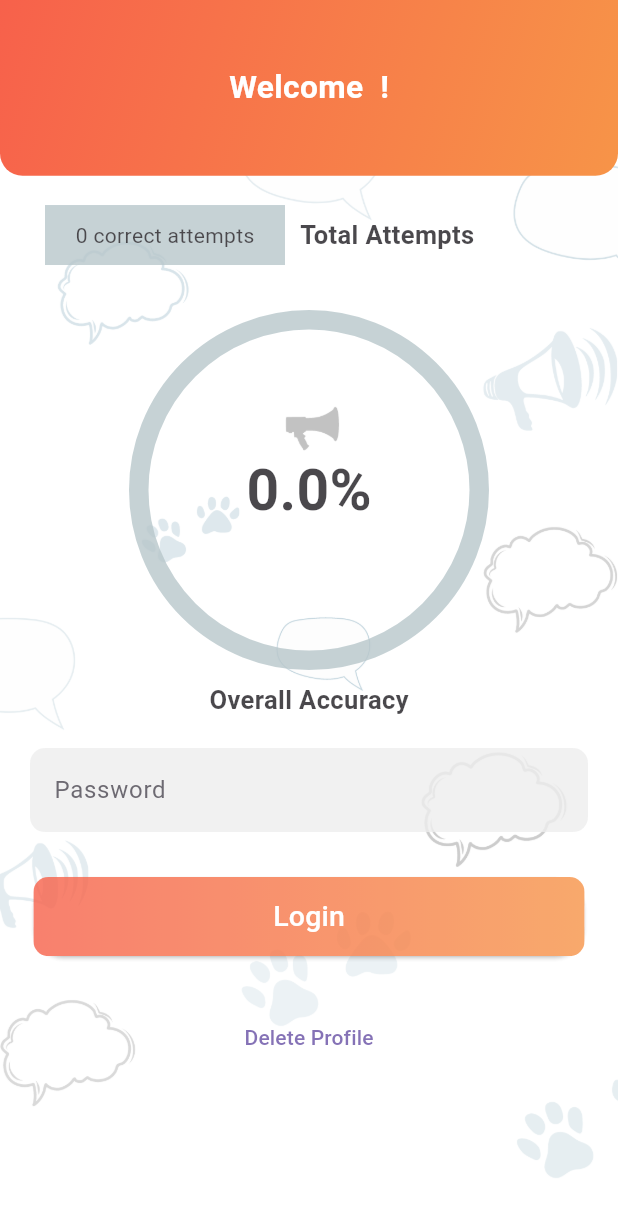
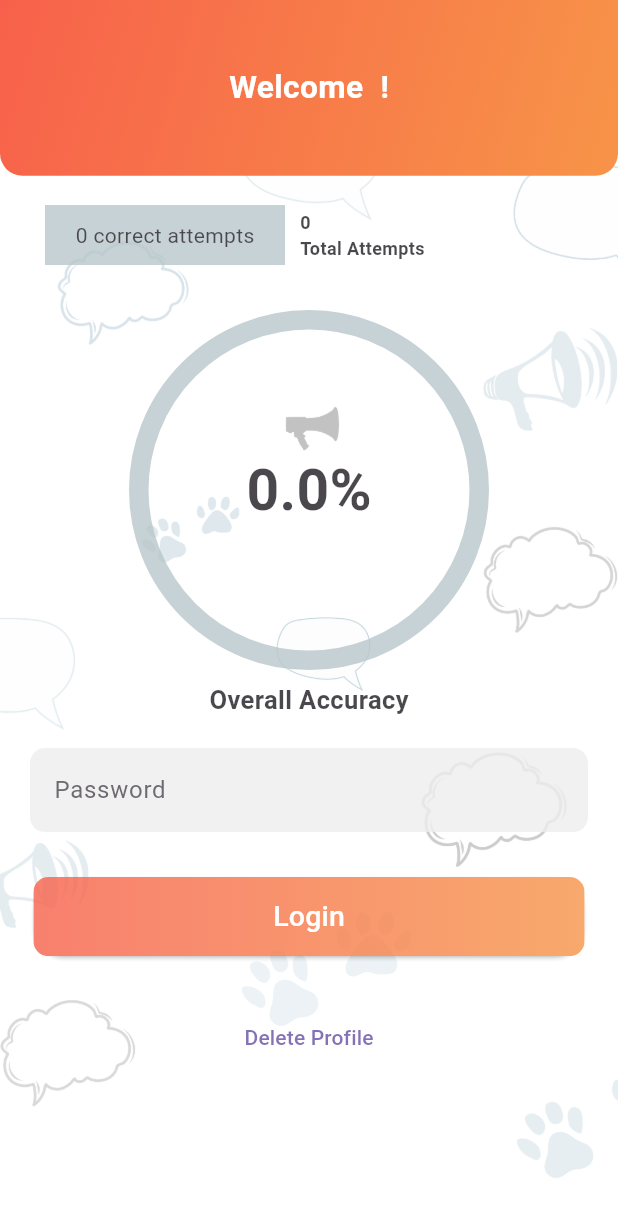
Before and after one commit to hasnainsajid824/PronouncePal, a Flutter app: the ProfilePassword screen opened directly, on a phone screen of 412 x 824 dp. Shown: the top 1217 px of the screen. Run offline on Flutter 3.47's test engine with Material 3 defaults, Android fonts, the light colour scheme and no system bars; drawn by our look-alikes of percent_indicator; our stand-ins replace confetti, flutter_screenutil, flutter_tts, get, rive, shared_preferences and 1 more; accounts and stored records are empty.

Commit message:
total attempts added

```diff
--- a/lib/Pages/profilepassword_screen.dart
+++ b/lib/Pages/profilepassword_screen.dart
@@ -20,6 +20,7 @@ class _ProfilePasswordState extends State<ProfilePassword> {
   double _translationY = 50.0;
   double _progress = 0.0;
   int _correctlyPronouncedWords = 0;
+  int total_words = 0;
   var profileName = "";
   @override
   void initState() {
@@ -47,6 +48,7 @@ class _ProfilePasswordState extends State<ProfilePassword> {
           _progress = progressData['progress'].toDouble() / 100;
           _correctlyPronouncedWords =
               progressData['correctly_pronounced_words'];
+          total_words = progressData['total_words_attempted'];
         });
       }
     } catch (error) {
@@ -119,11 +121,11 @@ class _ProfilePasswordState extends State<ProfilePassword> {
                                 animation: true,
                                 animationDuration: 1000,
                                 lineHeight: 40.0,
-                                trailing: const Text(
-                                  "Total Attempts",
+                                trailing: Text(
+                                  "$total_words\nTotal Attempts",
                                   style: TextStyle(
                                     fontWeight: FontWeight.bold,
-                                    fontSize: 17.0,
+                                    fontSize: 12.0,
                                   ),
                                 ),
                                 percent: _progress,
```
